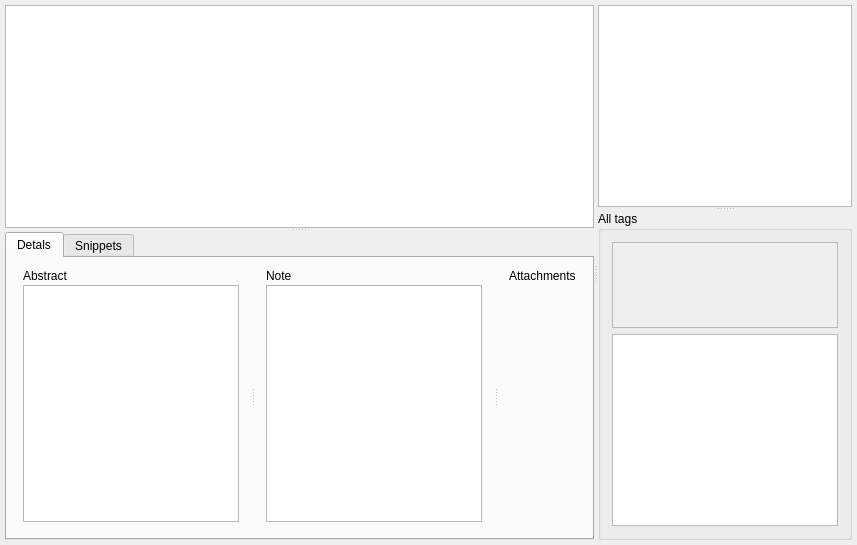
Before: the Qt Designer form PagePapers.ui in congchenutd/papernet, drawn with Qt 5.
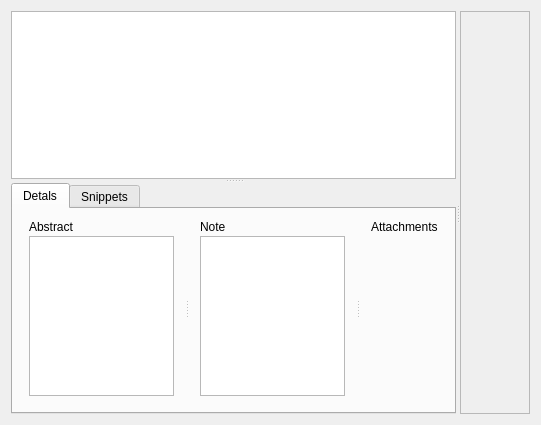
After: the same form once the commit is applied. Custom widgets are drawn as their Qt base class.

Diff of the .ui file:
```diff
--- a/PagePapers.ui
+++ b/PagePapers.ui
@@ -6,17 +6,14 @@
    <rect>
     <x>0</x>
     <y>0</y>
-    <width>857</width>
-    <height>545</height>
+    <width>541</width>
+    <height>425</height>
    </rect>
   </property>
   <property name="windowTitle">
    <string>PagePapers</string>
   </property>
   <layout class="QHBoxLayout" name="horizontalLayout_2">
-   <property name="margin">
-    <number>5</number>
-   </property>
    <item>
     <widget class="QSplitter" name="splitterHorizontal">
      <property name="orientation">
@@ -78,6 +75,10 @@
            <property name="handleWidth">
             <number>5</number>
            </property>
+           <widget class="QSplitter" name="splitter">
+            <property name="orientation">
+             <enum>Qt::Horizontal</enum>
+            </property>
            <widget class="QWidget" name="layoutWidget">
             <layout class="QVBoxLayout" name="verticalLayout_2">
              <property name="spacing">
@@ -145,6 +146,7 @@
             </layout>
            </widget>
           </widget>
+          </widget>
          </item>
         </layout>
        </widget>
@@ -173,27 +175,6 @@
        </widget>
       </widget>
      </widget>
-     <widget class="QSplitter" name="splitterTags">
-      <property name="orientation">
-       <enum>Qt::Vertical</enum>
-      </property>
-      <widget class="QListView" name="lvTags">
-       <property name="editTriggers">
-        <set>QAbstractItemView::NoEditTriggers</set>
-       </property>
-       <property name="selectionMode">
-        <enum>QAbstractItemView::ExtendedSelection</enum>
-       </property>
-       <property name="selectionBehavior">
-        <enum>QAbstractItemView::SelectRows</enum>
-       </property>
-      </widget>
-      <widget class="QGroupBox" name="groupBox">
-       <property name="title">
-        <string>All tags</string>
-       </property>
-       <layout class="QGridLayout" name="gridLayout">
-        <item row="0" column="0" colspan="2">
          <widget class="QScrollArea" name="scrollArea">
           <property name="widgetResizable">
            <bool>true</bool>
@@ -203,8 +184,8 @@
             <rect>
              <x>0</x>
              <y>0</y>
-             <width>236</width>
-             <height>92</height>
+         <width>76</width>
+         <height>399</height>
             </rect>
            </property>
            <layout class="QHBoxLayout" name="horizontalLayout_4">
@@ -218,23 +199,6 @@
                 <horstretch>0</horstretch>
                 <verstretch>0</verstretch>
                </sizepolicy>
-              </property>
-             </widget>
-            </item>
-           </layout>
-          </widget>
-         </widget>
-        </item>
-        <item row="1" column="0" colspan="2">
-         <widget class="QListView" name="lvAllTags">
-          <property name="editTriggers">
-           <set>QAbstractItemView::NoEditTriggers</set>
-          </property>
-          <property name="selectionMode">
-           <enum>QAbstractItemView::ExtendedSelection</enum>
-          </property>
-          <property name="selectionBehavior">
-           <enum>QAbstractItemView::SelectRows</enum>
           </property>
          </widget>
         </item>
```
Lines whose indentation alone changed are shown as unchanged.
